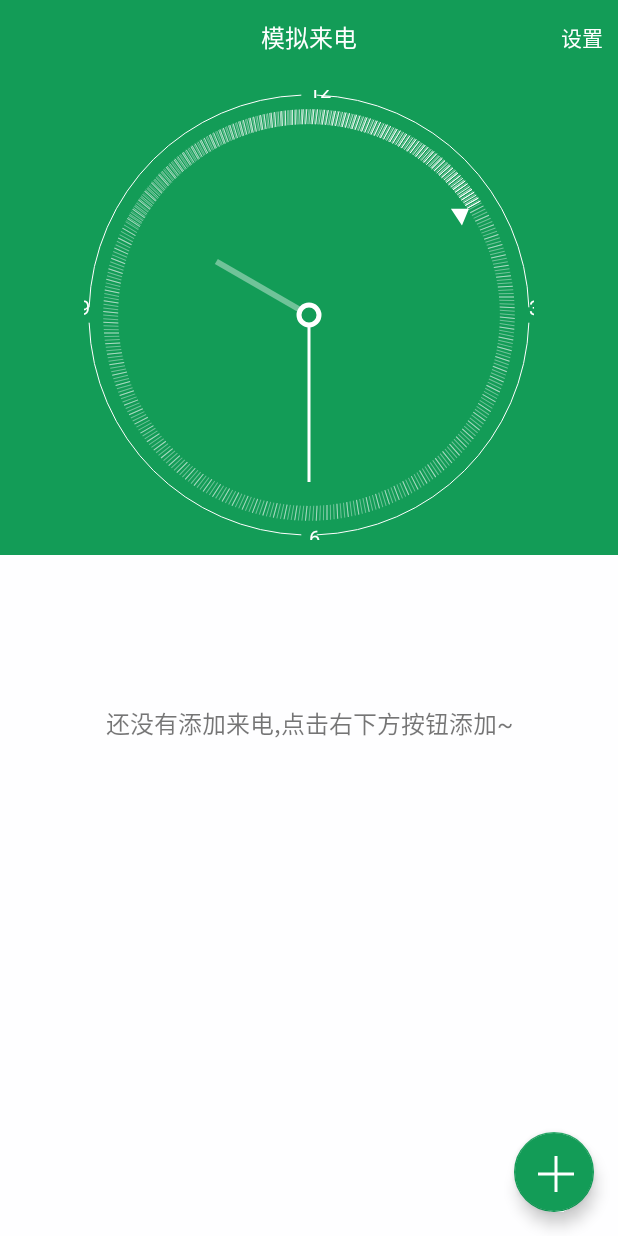
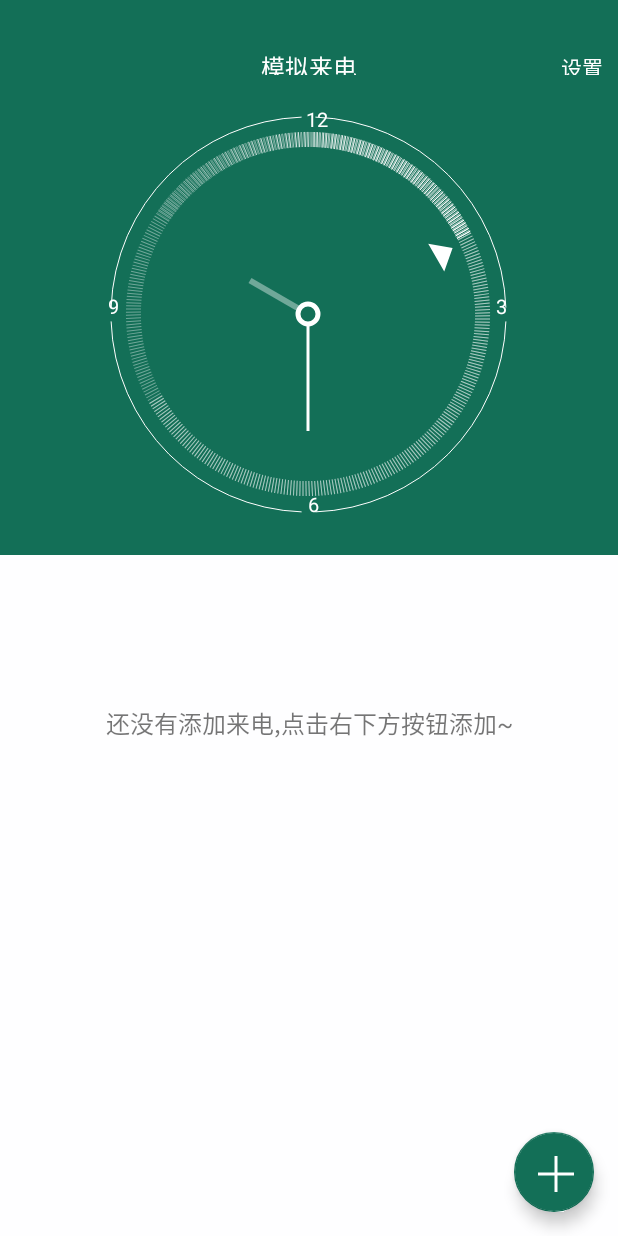
Before and after one commit to iliujiannan/CallingSimulation, an Android app: the screen it shows after launch (MainActivity), on a phone screen of 412 x 824 dp. Run offline under Robolectric (Android 15) with nearby library versions, the phone set to English and light mode, and no system bars.

Commit message:
UI优化

```diff
--- a/app/src/main/java/com/ljn/callingsimulation/ClockView.java
+++ b/app/src/main/java/com/ljn/callingsimulation/ClockView.java
@@ -106,11 +106,11 @@ public class ClockView extends View{
         calendar = Calendar.getInstance();
         //开始画圆盘
         float radius = width / 2 - 20;//圆盘的半径
-        for(int i = 0; i < 480; i++){
+        for(int i = 0; i < 600; i++){
             //画刻度之前，先把画布的状态保存下来
             canvas.save();
             //让画布旋转3/5度，参数一是需要旋转的度数，参数2,3是旋转的圆心
-            canvas.rotate(i*3/4 , getWidth() / 2, getHeight() / 2);
+            canvas.rotate(i*1 , getWidth() / 2, getHeight() / 2);
             //旋转后再圆上画上一长10dp的刻度线
             canvas.drawLine(width / 2, height / 2 - radius, width / 2, height / 2 - radius + 15, circlePaint);
             //恢复画布
@@ -126,10 +126,10 @@ public class ClockView extends View{
         canvas.drawArc(oval, 92, 86, false, ArcPaint);
         canvas.drawArc(oval, 182, 86, false, ArcPaint);
         //画数字，因为时间问题没有自己总结好算法，具体位置需要自己调整
-        canvas.drawText("12", getWidth() / 2, getHeight() / 2 - radius - 30, numPaint);
-        canvas.drawText("3", getWidth() / 2 + radius + 33, getHeight() / 2, numPaint);
-        canvas.drawText("6", getWidth() / 2, getHeight() / 2 + radius + 43, numPaint);
-        canvas.drawText("9", getWidth() / 2 - radius - 43, getHeight() / 2, numPaint);
+        canvas.drawText("12", getWidth() / 2 - 2, getHeight() / 2 - radius - 30 + 30, numPaint);
+        canvas.drawText("3", getWidth() / 2 + radius + 33 - 32, getHeight() / 2, numPaint);
+        canvas.drawText("6", getWidth() / 2, getHeight() / 2 + radius + 43 - 32, numPaint);
+        canvas.drawText("9", getWidth() / 2 - radius - 43 + 30, getHeight() / 2, numPaint);
 
         //画圆心
         canvas.drawCircle(getWidth() / 2, getHeight() / 2, 10, centurePaint);
@@ -138,14 +138,14 @@ public class ClockView extends View{
         int hour = calendar.get(Calendar.HOUR);//当前小时数
         canvas.save();
         canvas.rotate(hour * 30, getWidth() / 2, getHeight() / 2);
-        canvas.drawLine(getWidth() / 2, getHeight() / 2 - 10, getWidth() / 2, getHeight() / 2 - radius + 80, hourPaint);
+        canvas.drawLine(getWidth() / 2, getHeight() / 2 - 10, getWidth() / 2, getHeight() / 2 - radius + 80 + 40, hourPaint);
         canvas.restore();
 
         //画分针
         int minute = calendar.get(Calendar.MINUTE);
         canvas.save();
         canvas.rotate(minute * 6, getWidth() / 2, getHeight() / 2);
-        canvas.drawLine(getWidth() / 2, getHeight() / 2 - 10, getWidth() / 2, getHeight() / 2 - radius + 20, minutePaint);
+        canvas.drawLine(getWidth() / 2, getHeight() / 2 - 10, getWidth() / 2, getHeight() / 2 - radius + 20 +50, minutePaint);
         canvas.restore();
 
         //画秒针
@@ -155,9 +155,9 @@ public class ClockView extends View{
         canvas.save();
         canvas.rotate(30 * second / 5, getWidth() / 2, getHeight() / 2);
         //Path是画自定义图形的对象，在构造方法中实例化
-        path.moveTo(getWidth() / 2, getHeight() / 2 - radius - 5);//三角形的顶点
-        path.lineTo(getWidth() / 2 - 10, getHeight() / 2 - radius + 10);//底边左端点
-        path.lineTo(getWidth() / 2 + 10, getHeight() / 2 - radius + 10);//底边右端点
+        path.moveTo(getWidth() / 2 + 25, getHeight() / 2 - radius + 30);//三角形的顶点
+        path.lineTo(getWidth() / 2 - 10 + 18, getHeight() / 2 - radius + 48);//底边左端点
+        path.lineTo(getWidth() / 2 + 10 + 30, getHeight() / 2 - radius + 50);//底边右端点
         path.close();//让三个点形成封闭的图形
         canvas.drawPath(path, secondPaint);//把形成的图形化在画布上
         //画渐变进度条
--- a/app/src/main/res/drawable/shxy_true_thumb.xml
+++ b/app/src/main/res/drawable/shxy_true_thumb.xml
@@ -2,5 +2,5 @@
 <shape xmlns:android="http://schemas.android.com/apk/res/android">
     <corners android:radius="@dimen/switch_radius"/>
     <size android:height="@dimen/thumb_size" android:width="@dimen/thumb_size"/>
-    <solid android:color="#2baf2b"/>
+    <solid android:color="#FF136F57"/>
 </shape>
--- a/app/src/main/res/layout/activity_main.xml
+++ b/app/src/main/res/layout/activity_main.xml
@@ -10,19 +10,26 @@
     <android.support.design.widget.FloatingActionButton
             android:layout_width="53dp"
             android:layout_height="53dp"
-            app:backgroundTint="#FF139C57"
+            app:backgroundTint="#FF136F57"
             android:layout_gravity="bottom|right"
             android:layout_margin="16dp"
             android:src="@drawable/add_button"
             android:clickable="true"
             android:id="@+id/b_add_phone"
     />
+    <RelativeLayout
+            android:background="#FF136F57"
+            android:layout_width="match_parent"
+            android:layout_height="20dp"
+            android:fitsSystemWindows="true">
 
+    </RelativeLayout>
     <RelativeLayout
             android:id="@+id/top_bar"
-            android:background="#FF139C57"
+            android:background="#FF136F57"
             android:layout_width="match_parent"
             android:layout_height="50dp"
+            android:layout_marginTop="20dp"
             android:fitsSystemWindows="true">
         <TextView
                 android:id="@+id/text_bar"
@@ -49,12 +56,12 @@
     <RelativeLayout android:layout_width="match_parent"
                     android:layout_height="320dp"
                     android:layout_marginTop="50dp"
-                    android:background="#FF139C57">
+                    android:background="#FF136F57">
 
         <com.ljn.callingsimulation.ClockView
                 android:layout_centerInParent="true"
-                android:layout_width="300dp"
-                android:layout_height="300dp" />
+                android:layout_width="270dp"
+                android:layout_height="270dp" />
     </RelativeLayout>
     <TextView android:layout_width="match_parent" android:layout_height="wrap_content"
               android:layout_marginTop="470dp"
```
